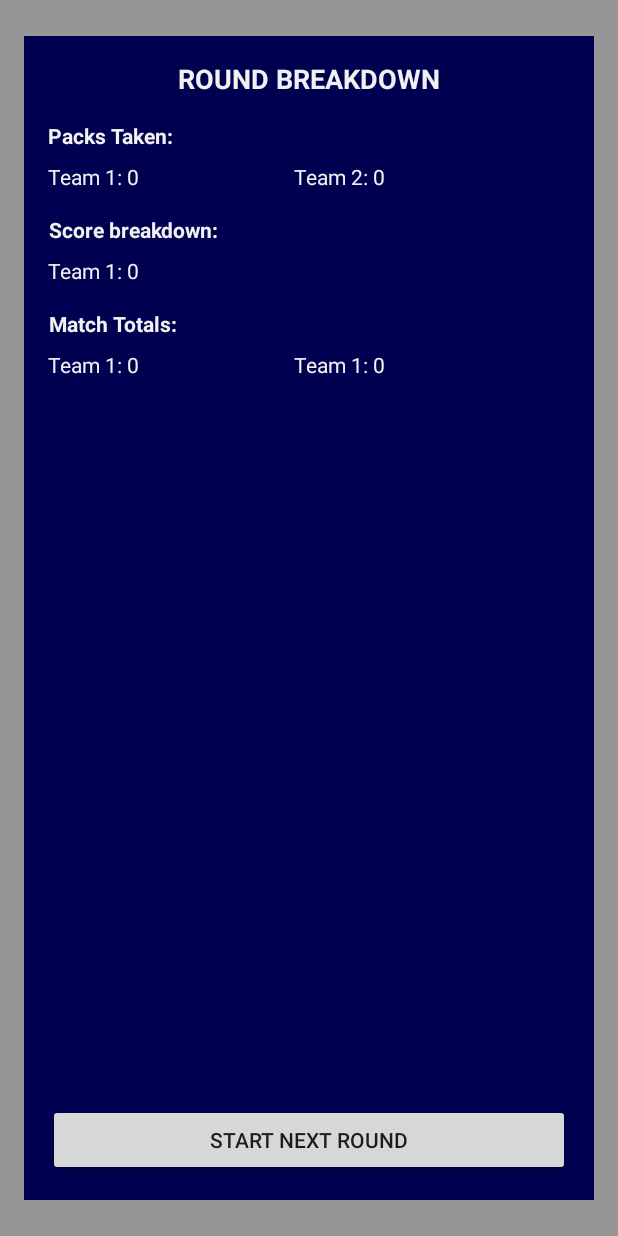
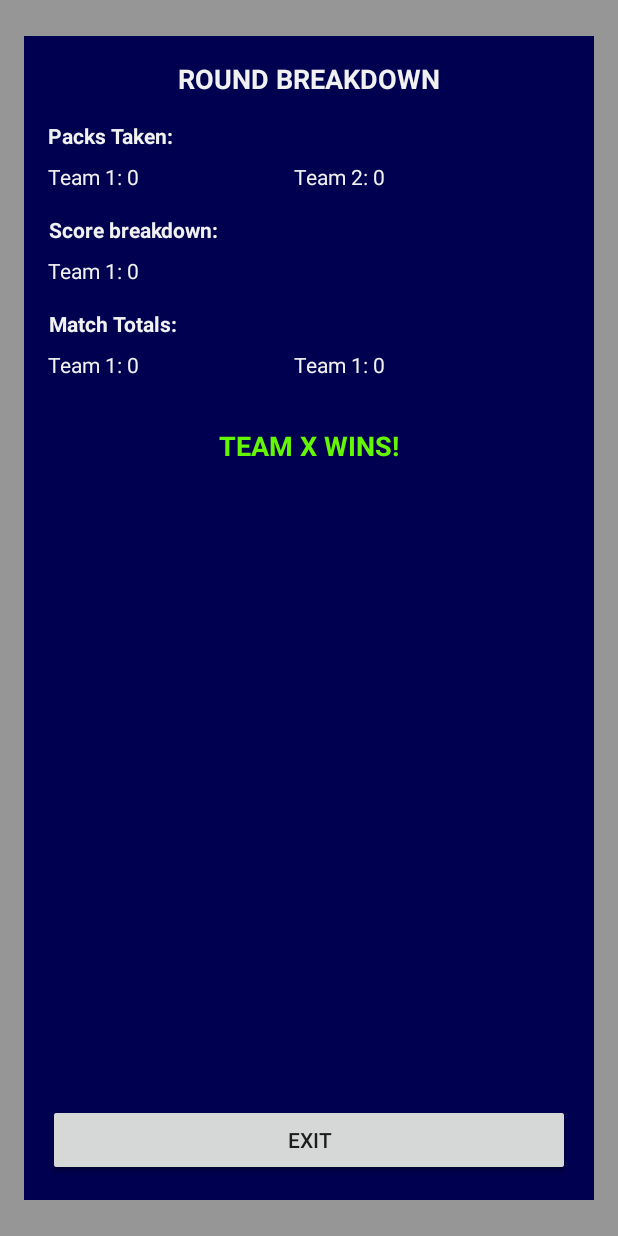
Before and after one commit to koosschwartz7/Fivehundred, an Android app: the layout round_breakdown.xml on its own in the app's theme, with its tools: preview values and no code run, on a phone screen of 412 x 824 dp. Run offline under Robolectric (Android 15) with nearby library versions, the phone set to English and light mode, and no system bars.

Commit message:
More corrections to mayPlayCard, again. Added round breakdown Dismissing of round breakdown screen

```diff
--- a/app/src/main/java/za/co/kschwartz/fivehundreds/domain/Pack.kt
+++ b/app/src/main/java/za/co/kschwartz/fivehundreds/domain/Pack.kt
@@ -90,6 +90,9 @@ class Pack(player1: Player = Player(), player2: Player = Player(), player3: Play
             return true
         }
 
+        if (packSuit == card.suit && !card.isTrump(trumpSuit)) {
+            return true
+        }
 
         for (c in player.hand) {
                 if (packSuit != trumpSuit) {
--- a/app/src/main/java/za/co/kschwartz/fivehundreds/domain/Round.kt
+++ b/app/src/main/java/za/co/kschwartz/fivehundreds/domain/Round.kt
@@ -86,6 +86,8 @@ class Round(player1: Player = Player(), player2: Player = Player(), player3: Pla
 
         if (suit.trumpWeight <= bet.trumpSuit.trumpWeight) {
            minimumBet.nrPacks = bet.nrPacks+1
+        } else {
+            minimumBet.nrPacks = bet.nrPacks
         }
 
         return minimumBet
--- a/app/src/main/java/za/co/kschwartz/fivehundreds/network/FirebaseCommunicator.kt
+++ b/app/src/main/java/za/co/kschwartz/fivehundreds/network/FirebaseCommunicator.kt
@@ -151,4 +151,10 @@ class FirebaseCommunicator(override val responseReceiver: ResponseReceiver) : Mu
         fbMatchNode.setValue(match)
     }
 
+    override fun endMatch(match: Match) {
+        match.status = MatchState.FINISHED
+        val fbMatchNode = database.child("matches").child(match.uniqueMatchCode)
+        fbMatchNode.setValue(match)
+    }
+
 }
--- a/app/src/main/java/za/co/kschwartz/fivehundreds/network/MultiplayerCommunicator.kt
+++ b/app/src/main/java/za/co/kschwartz/fivehundreds/network/MultiplayerCommunicator.kt
@@ -28,4 +28,6 @@ interface MultiplayerCommunicator {
 
     fun playCard(turn: Turn, card: Card)
 
+    fun endMatch(match: Match)
+
 }
--- a/app/src/main/res/layout/round_breakdown.xml
+++ b/app/src/main/res/layout/round_breakdown.xml
@@ -33,6 +33,20 @@
             app:layout_constraintEnd_toEndOf="parent"
             app:layout_constraintStart_toStartOf="parent"
             app:layout_constraintTop_toTopOf="parent" />
+
+        <TextView
+            android:id="@+id/txtWinningTeam"
+            android:layout_width="wrap_content"
+            android:layout_height="wrap_content"
+            android:layout_marginTop="32dp"
+            android:gravity="center_horizontal"
+            android:text="TEAM X WINS!"
+            android:textColor="@color/brightGreen"
+            android:textSize="18sp"
+            android:textStyle="bold"
+            app:layout_constraintEnd_toEndOf="parent"
+            app:layout_constraintStart_toStartOf="parent"
+            app:layout_constraintTop_toBottomOf="@+id/txtMatchTotalTeam2" />
 
         <TextView
             android:id="@+id/textView9"
@@ -145,5 +159,18 @@
             app:layout_constraintEnd_toEndOf="parent"
             app:layout_constraintStart_toStartOf="parent" />
 
+        <Button
+            android:id="@+id/btnEndMatch"
+            android:layout_width="0dp"
+            android:layout_height="wrap_content"
+            android:layout_marginStart="16dp"
+            android:layout_marginEnd="16dp"
+            android:layout_marginBottom="16dp"
+            android:onClick="btnExitClicked"
+            android:text="EXIT"
+            app:layout_constraintBottom_toBottomOf="parent"
+            app:layout_constraintEnd_toEndOf="parent"
+            app:layout_constraintStart_toStartOf="parent" />
+
     </androidx.constraintlayout.widget.ConstraintLayout>
 </androidx.constraintlayout.widget.ConstraintLayout>
```
Also changed, not shown: app/src/main/java/za/co/kschwartz/fivehundreds/GameActivity.kt (+24 -2 lines).
